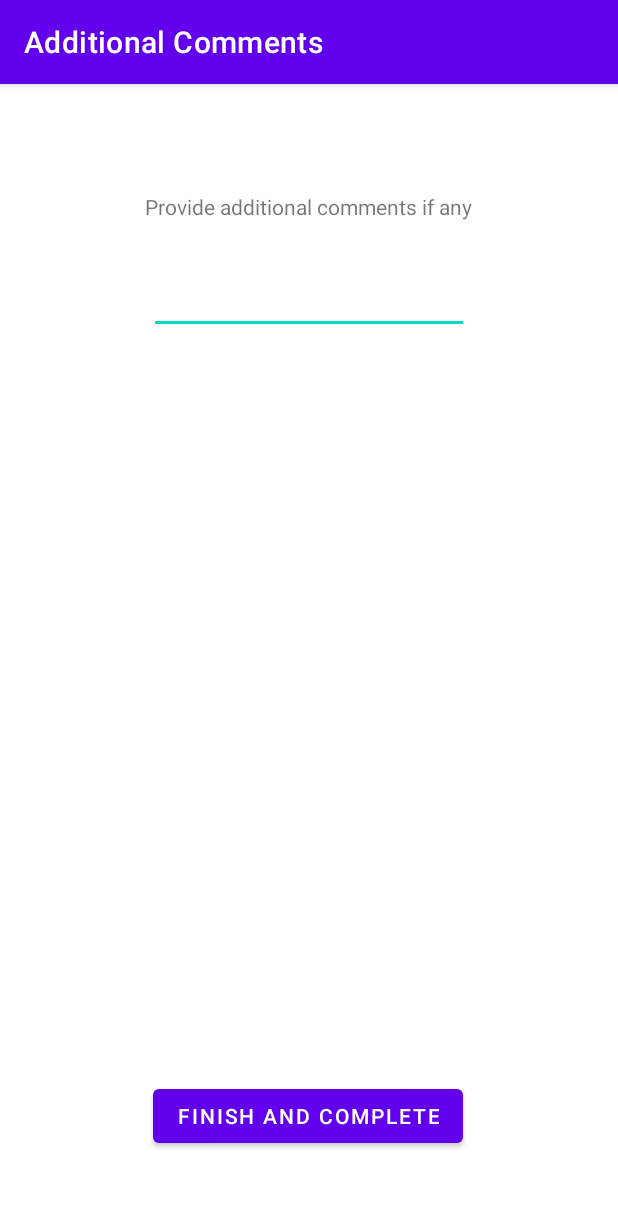
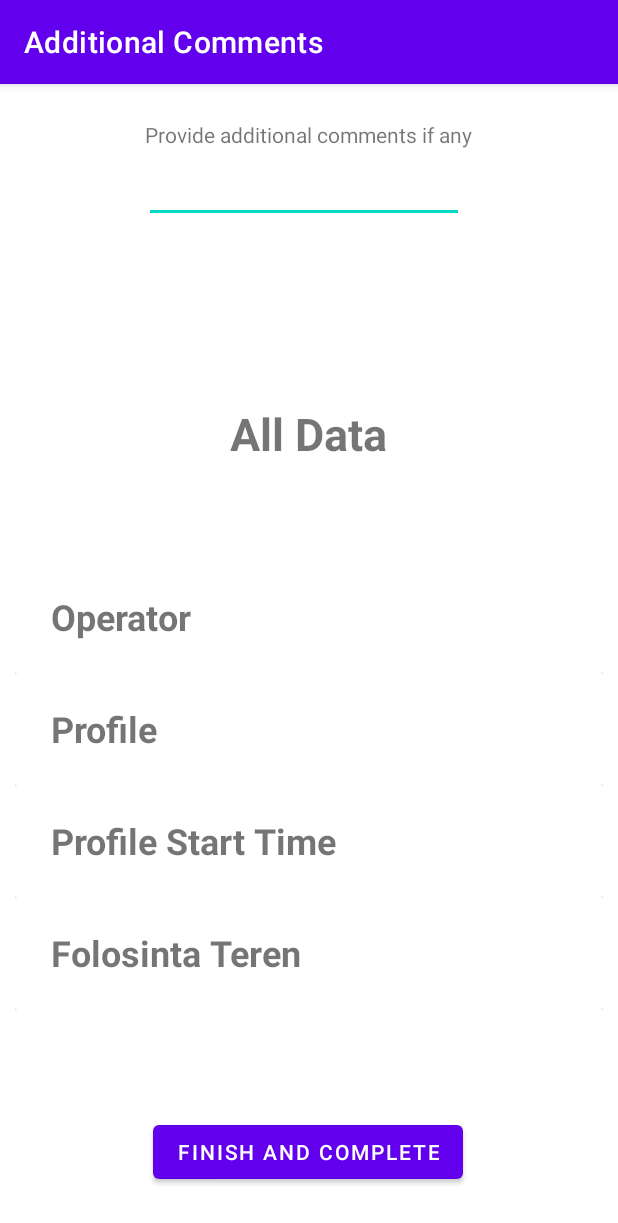
Before and after one commit to MihaiSirbu/Geophysics_Lair, an Android app: the OtherCommentsActivity06 screen opened directly, with no data from a screen before it, on a phone screen of 412 x 824 dp. Shown: the top 1223 px of the screen. Run offline under Robolectric (Android 15) with nearby library versions, the phone set to English and light mode, and no system bars; 2 statements that could not run were skipped.

Commit message:
Added Recycler View for all the data on the last page.

```diff
--- a/app/build.gradle
+++ b/app/build.gradle
@@ -13,6 +13,7 @@ android {
         versionName "1.0"
 
         testInstrumentationRunner "androidx.test.runner.AndroidJUnitRunner"
+
     }
 
     buildTypes {
@@ -29,6 +30,7 @@ android {
 
 dependencies {
 
+
     implementation 'androidx.appcompat:appcompat:1.4.2'
     implementation 'com.google.android.material:material:1.6.1'
     implementation 'androidx.constraintlayout:constraintlayout:2.1.4'
--- a/app/src/main/java/com/example/MishuProject/OtherCommentsActivity06.java
+++ b/app/src/main/java/com/example/MishuProject/OtherCommentsActivity06.java
@@ -2,9 +2,12 @@ package com.example.MishuProject;
 
 import androidx.appcompat.app.ActionBar;
 import androidx.appcompat.app.AppCompatActivity;
+import androidx.recyclerview.widget.LinearLayoutManager;
+import androidx.recyclerview.widget.RecyclerView;
 
 import android.content.Intent;
 import android.os.Bundle;
+import android.view.MotionEvent;
 import android.view.View;
 import android.widget.Button;
 import android.widget.EditText;
@@ -36,6 +39,11 @@ public class OtherCommentsActivity06 extends AppCompatActivity {
 
     private ArrayList<String> All_Collected_Data = new ArrayList<String>();
 
+    private String allDataTitles[];
+
+    private RecyclerView myrecyclerView;
+
+
     @Override
     protected void onCreate(Bundle savedInstanceState) {
         super.onCreate(savedInstanceState);
@@ -46,6 +54,11 @@ public class OtherCommentsActivity06 extends AppCompatActivity {
         if(actionBar != null){
             actionBar.setTitle("Additional Comments");
         }
+
+        allDataTitles = getResources().getStringArray(R.array.All_CollectedDataTitles);
+
+
+
 
 
 
@@ -83,14 +96,43 @@ public class OtherCommentsActivity06 extends AppCompatActivity {
         All_Collected_Data.add(pichet);
         All_Collected_Data.add(distance);
 
+        Button NextButton = findViewById(R.id.NextButton);
+
+
+        // recycler view
+
+        myrecyclerView = findViewById(R.id.RecyclerViewp6);
+        RecycleViewAdapter myadapter = new RecycleViewAdapter(this,allDataTitles,All_Collected_Data);
+        myrecyclerView.setAdapter(myadapter);
+        myrecyclerView.setLayoutManager(new LinearLayoutManager(this));
+/*
+        additionalCommentEditText.setOnTouchListener(new View.OnTouchListener()
+                                                     {
+                                                         @Override
+                                                         public boolean onTouch(View view, MotionEvent motionEvent) {
+                                                             if (MotionEvent.ACTION_UP == motionEvent.getAction()) {
+
+
+                                                                     // if true, the text in the EditText is selected
+                                                                     myrecyclerView.setVisibility(View.INVISIBLE);
+                                                                     NextButton.setVisibility(View.INVISIBLE);
+
+                                                         }
+                                                             else{
+
+                                                                 myrecyclerView.setVisibility(View.VISIBLE);
+                                                                 NextButton.setVisibility(View.VISIBLE);
+                                                             }
+                                                             return false;
+                                                     }});*/
 
 
 
 
 
-        // GOING TO NEXT ACTIVITY
+                // GOING TO NEXT ACTIVITY
 
-        Button NextButton = findViewById(R.id.NextButton);
+
         NextButton.setOnClickListener(new View.OnClickListener() {
             @Override
             public void onClick(View v) {
--- /dev/null
+++ b/app/src/main/java/com/example/MishuProject/RecycleViewAdapter.java
@@ -0,0 +1,54 @@
+package com.example.MishuProject;
+
+import android.content.Context;
+import android.view.LayoutInflater;
+import android.view.View;
+import android.view.ViewGroup;
+import android.widget.TextView;
+
+import androidx.annotation.NonNull;
+import androidx.recyclerview.widget.RecyclerView;
+
+import java.util.ArrayList;
+
+public class RecycleViewAdapter extends RecyclerView.Adapter<RecycleViewAdapter.MyViewHolder> {
+    String myTitles[];
+    ArrayList<String> myData;
+    Context myContext;
+
+    public RecycleViewAdapter(Context ct, String titles[], ArrayList<String> data){
+        myContext = ct;
+        myTitles = titles;
+        myData = data;
+    }
+    @NonNull
+    @Override
+    public RecycleViewAdapter.MyViewHolder onCreateViewHolder(@NonNull ViewGroup parent, int viewType) {
+        LayoutInflater inflater = LayoutInflater.from(myContext);
+        View view = inflater.inflate(R.layout.my_row1,parent,false);
+        return new MyViewHolder(view);
+
+    }
+
+    @Override
+    public void onBindViewHolder(@NonNull RecycleViewAdapter.MyViewHolder holder, int position) {
+        holder.txt1.setText(myTitles[position]);
+        holder.txt2.setText(myData.get(position));
+    }
+
+    @Override
+    public int getItemCount() {
+        return myTitles.length;
+    }
+
+    public class MyViewHolder extends RecyclerView.ViewHolder{
+        TextView txt1,txt2;
+        public MyViewHolder(@NonNull View itemView) {
+            super(itemView);
+            txt1 = itemView.findViewById(R.id.TextViewTitleDisplay);
+            txt2 = itemView.findViewById(R.id.TextViewDataDisplay);
+        }
+    }
+
+
+}
--- a/app/src/main/res/layout/activity_other_comments06.xml
+++ b/app/src/main/res/layout/activity_other_comments06.xml
@@ -11,35 +11,61 @@
         android:id="@+id/PageTerenDescription"
         android:layout_width="wrap_content"
         android:layout_height="wrap_content"
-        android:layout_marginTop="72dp"
+        android:layout_marginTop="24dp"
         android:text="Provide additional comments if any"
         app:layout_constraintEnd_toEndOf="parent"
         app:layout_constraintHorizontal_bias="0.497"
         app:layout_constraintStart_toStartOf="parent"
         app:layout_constraintTop_toTopOf="parent" />
 
+    <EditText
+        android:id="@+id/additionalCommentsEditTextView"
+        android:layout_width="wrap_content"
+        android:layout_height="wrap_content"
+        android:layout_marginTop="4dp"
+        android:ems="10"
+        android:gravity="start|top"
+        android:inputType="textMultiLine"
+        app:layout_constraintEnd_toEndOf="parent"
+        app:layout_constraintHorizontal_bias="0.482"
+        app:layout_constraintStart_toStartOf="parent"
+        app:layout_constraintTop_toBottomOf="@+id/PageTerenDescription" />
+
+    <androidx.recyclerview.widget.RecyclerView
+        android:id="@+id/RecyclerViewp6"
+        android:layout_width="match_parent"
+        android:layout_height="300dp"
+        android:layout_marginTop="15dp"
+        app:layout_constraintBottom_toTopOf="@+id/NextButton"
+        app:layout_constraintEnd_toEndOf="parent"
+        app:layout_constraintHorizontal_bias="0.0"
+        app:layout_constraintStart_toStartOf="parent"
+        app:layout_constraintTop_toBottomOf="@+id/textView3"
+       />
+
+    <TextView
+        android:id="@+id/textView3"
+        android:layout_width="wrap_content"
+        android:layout_height="wrap_content"
+
+        android:layout_marginTop="120dp"
+        android:text="All Data"
+        android:textSize="30dp"
+        android:textStyle="bold"
+        app:layout_constraintEnd_toEndOf="parent"
+        app:layout_constraintHorizontal_bias="0.498"
+        app:layout_constraintStart_toStartOf="parent"
+        app:layout_constraintTop_toBottomOf="@+id/additionalCommentsEditTextView" />
 
     <Button
         android:id="@+id/NextButton"
         android:layout_width="wrap_content"
         android:layout_height="wrap_content"
-        android:layout_marginBottom="56dp"
+        android:layout_marginBottom="32dp"
         android:text="Finish and Complete"
         app:layout_constraintBottom_toBottomOf="parent"
         app:layout_constraintEnd_toEndOf="parent"
-        app:layout_constraintHorizontal_bias="0.498"
+        app:layout_constraintHorizontal_bias="0.497"
         app:layout_constraintStart_toStartOf="parent" />
 
-    <EditText
-        android:id="@+id/additionalCommentsEditTextView"
-        android:layout_width="wrap_content"
-        android:layout_height="wrap_content"
-        android:layout_marginTop="30dp"
-        android:ems="10"
-        android:gravity="start|top"
-        android:inputType="textMultiLine"
-        app:layout_constraintEnd_toEndOf="parent"
-        app:layout_constraintStart_toStartOf="parent"
-        app:layout_constraintTop_toBottomOf="@+id/PageTerenDescription" />
-
 </androidx.constraintlayout.widget.ConstraintLayout>
--- /dev/null
+++ b/app/src/main/res/layout/my_row1.xml
@@ -0,0 +1,43 @@
+<?xml version="1.0" encoding="utf-8"?>
+<androidx.constraintlayout.widget.ConstraintLayout xmlns:android="http://schemas.android.com/apk/res/android"
+    xmlns:app="http://schemas.android.com/apk/res-auto"
+    xmlns:tools="http://schemas.android.com/tools"
+    android:orientation="vertical"
+    android:layout_width="match_parent"
+    android:layout_margin="10dp"
+    android:layout_height="wrap_content">
+
+    <androidx.cardview.widget.CardView
+        android:layout_width="match_parent"
+        android:layout_height="wrap_content"
+        app:layout_constraintBottom_toBottomOf="parent"
+        app:layout_constraintEnd_toEndOf="parent"
+        app:layout_constraintStart_toStartOf="parent"
+        app:layout_constraintTop_toTopOf="parent">
+
+        <androidx.constraintlayout.widget.ConstraintLayout
+            android:layout_width="match_parent"
+            android:layout_height="match_parent">
+
+            <TextView
+                android:id="@+id/TextViewDataDisplay"
+                android:layout_width="wrap_content"
+                android:layout_height="wrap_content"
+                android:text="data"
+                android:textSize="16sp"
+                app:layout_constraintStart_toStartOf="@+id/TextViewTitleDisplay"
+                app:layout_constraintTop_toBottomOf="@+id/TextViewTitleDisplay" />
+
+            <TextView
+                android:id="@+id/TextViewTitleDisplay"
+                android:layout_width="wrap_content"
+                android:layout_height="wrap_content"
+                android:textSize="24sp"
+                android:textStyle="bold"
+                android:layout_marginStart="24dp"
+                android:text="Title"
+                app:layout_constraintStart_toStartOf="parent"
+                app:layout_constraintTop_toTopOf="parent" />
+        </androidx.constraintlayout.widget.ConstraintLayout>
+    </androidx.cardview.widget.CardView>
+</androidx.constraintlayout.widget.ConstraintLayout>
--- a/app/src/main/res/values/strings.xml
+++ b/app/src/main/res/values/strings.xml
@@ -81,5 +81,30 @@
     </string-array>
 
 
+    <string-array name="All_CollectedDataTitles">
+        <item>Operator</item>
+        <item>Profile</item>
+        <item>Profile Start Time</item>
+        <item>Folosinta Teren</item>
+        <item>Folosinta Teren Other</item>
+        <item>Cultura</item>
+        <item>Cultura Other</item>
+        <item>Suprafata</item>
+        <item>Suprafata Other</item>
+        <item>Tip Sol</item>
+        <item>Uscat</item>
+        <item>Priza</item>
+        <item>Vant</item>
+        <item>Vant Low Value</item>
+        <item>Vant High Value</item>
+        <item>Trafic</item>
+        <item>Alt Zgomot</item>
+        <item>Alt Zgomot Distance</item>
+        <item>Localizat</item>
+        <item>Pichet</item>
+        <item>Distance</item>
+    </string-array>
+
+
 
 </resources>
```
